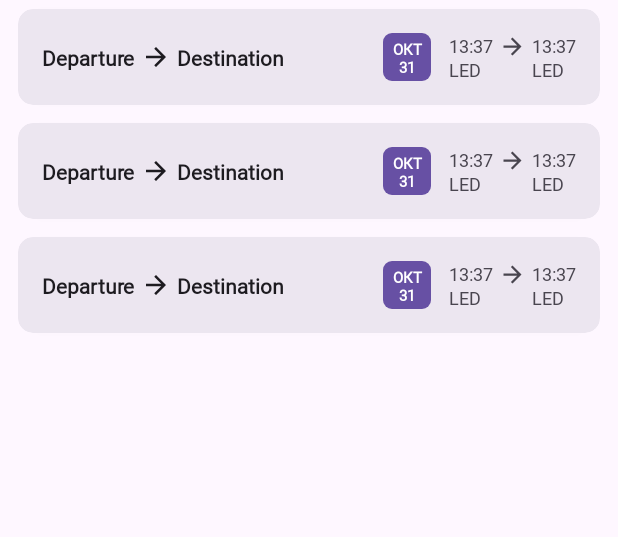
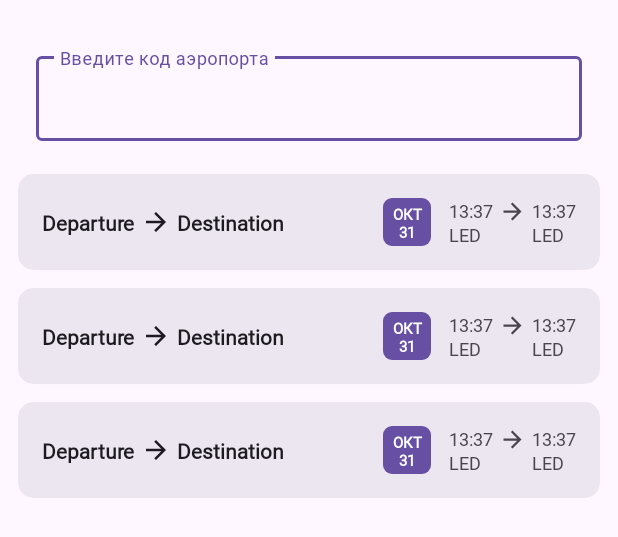
Before and after one commit to H3llW1z/AirBooking, an Android app: the layout fragment_flights_list.xml on its own in the app's theme, with its tools: preview values and no code run, on a phone screen of 412 x 824 dp. Shown: the top 537 px of the screen. Run offline under Robolectric (Android 15) with nearby library versions, the phone set to English and light mode, and no system bars.

Commit message:
added logic for flights list

```diff
--- a/app/src/main/res/layout/fragment_flights_list.xml
+++ b/app/src/main/res/layout/fragment_flights_list.xml
@@ -2,11 +2,53 @@
 <androidx.constraintlayout.widget.ConstraintLayout xmlns:android="http://schemas.android.com/apk/res/android"
     xmlns:tools="http://schemas.android.com/tools"
     android:layout_width="match_parent"
-    android:layout_height="match_parent">
+    android:layout_height="match_parent"
+    xmlns:app="http://schemas.android.com/apk/res-auto">
+
+    <com.google.android.material.textfield.TextInputLayout
+        android:id="@+id/input_layout_code"
+        android:layout_width="match_parent"
+        android:layout_height="wrap_content"
+        app:layout_constraintEnd_toEndOf="parent"
+        app:layout_constraintStart_toStartOf="parent"
+        app:layout_constraintTop_toTopOf="parent"
+        android:layout_marginTop="32dp"
+        android:layout_marginHorizontal="24dp">
+
+        <com.google.android.material.textfield.TextInputEditText
+            android:id="@+id/edit_text_airport_code"
+            android:layout_width="match_parent"
+            android:layout_height="wrap_content"
+            android:maxLines="1"
+            android:maxEms="3"
+            android:inputType="textCapCharacters|text"
+            android:hint="@string/hint_airport_code"
+            android:textAppearance="@style/text_input" />
+    </com.google.android.material.textfield.TextInputLayout>
 
     <androidx.recyclerview.widget.RecyclerView
+        android:id="@+id/recycler_view_flights"
         android:layout_width="match_parent"
-        android:layout_height="match_parent"
+        android:layout_height="0dp"
+        app:layoutManager="androidx.recyclerview.widget.LinearLayoutManager"
+        app:layout_constraintStart_toStartOf="parent"
+        app:layout_constraintEnd_toEndOf="parent"
+        app:layout_constraintTop_toBottomOf="@id/input_layout_code"
+        app:layout_constraintBottom_toBottomOf="parent"
+        android:layout_marginTop="16dp"
         tools:listitem="@layout/item_flight" />
 
+    <TextView
+        android:id="@+id/text_view_no_data"
+        android:layout_width="wrap_content"
+        android:layout_height="wrap_content"
+        app:layout_constraintStart_toStartOf="parent"
+        app:layout_constraintTop_toTopOf="parent"
+        app:layout_constraintEnd_toEndOf="parent"
+        app:layout_constraintBottom_toBottomOf="parent"
+        android:text="@string/no_flights_data"
+        android:visibility="gone"
+        style="@style/main_text"
+        />
+
 </androidx.constraintlayout.widget.ConstraintLayout>
--- a/app/src/main/res/layout/item_flight.xml
+++ b/app/src/main/res/layout/item_flight.xml
@@ -2,6 +2,7 @@
 <androidx.cardview.widget.CardView xmlns:android="http://schemas.android.com/apk/res/android"
     xmlns:app="http://schemas.android.com/apk/res-auto"
     xmlns:tools="http://schemas.android.com/tools"
+    android:id="@+id/card_view_flight_item"
     android:layout_width="match_parent"
     android:layout_height="64dp"
     android:layout_marginStart="12dp"
--- a/app/src/main/res/values/strings.xml
+++ b/app/src/main/res/values/strings.xml
@@ -51,4 +51,6 @@
     <string name="ticket_confirm">Поздравляю!\nВы купили билет.</string>
     <string name="back_to_menu">Обратно в меню</string>
     <string name="title_planes_list_screen">Список самолётов</string>
+    <string name="no_flights_data">Нет данных о рейсах</string>
+    <string name="hint_airport_code">Введите код аэропорта</string>
 </resources>
```
Also changed, not shown: app/src/main/java/pt/course/airbooking/presentation/base/State.kt (added, +10 -0 lines), app/src/main/java/pt/course/airbooking/presentation/flightslist/FlightsListFragment.kt (+69 -0 lines), app/src/main/java/pt/course/airbooking/presentation/flightslist/FlightsListViewModel.kt (+43 -1 lines), app/src/main/java/pt/course/airbooking/presentation/flightslist/adapter/FlightItemDiffCallback.kt (added, +12 -0 lines), app/src/main/java/pt/course/airbooking/presentation/flightslist/adapter/FlightItemViewHolder.kt (added, +8 -0 lines), app/src/main/java/pt/course/airbooking/presentation/flightslist/adapter/FlightsListAdapter.kt (added, +45 -0 lines).
